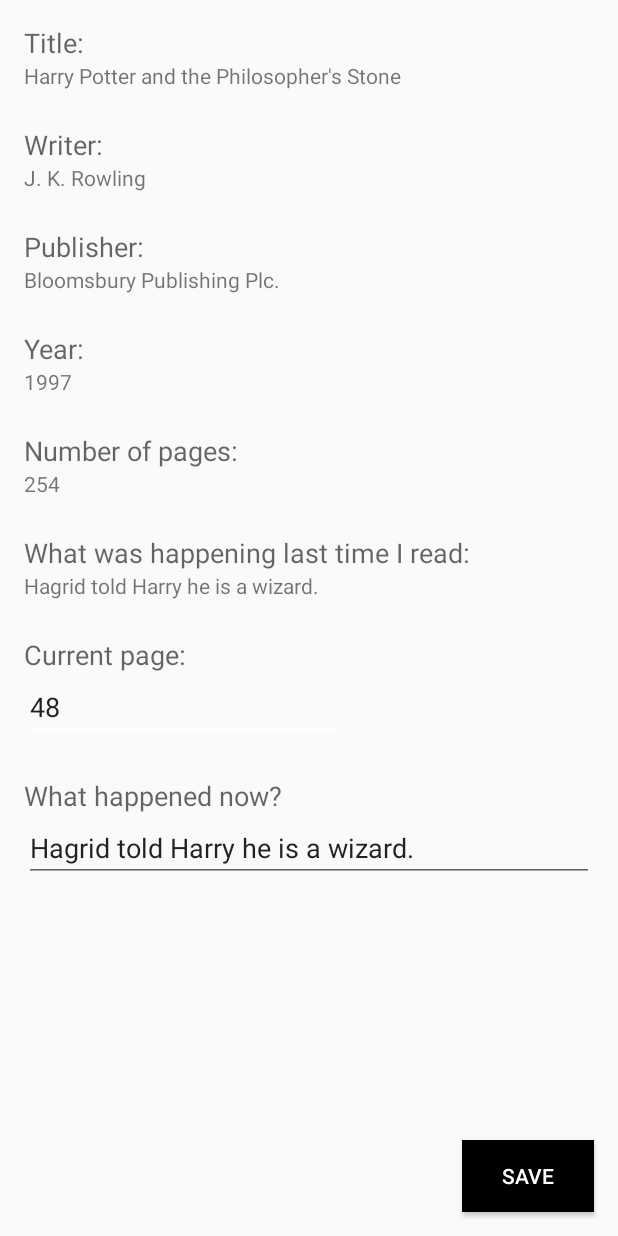
After one commit to carlostojal/MyBooks, an Android app: the layout activity_book_details.xml on its own in the app's theme, with its tools: preview values and no code run, on a phone screen of 412 x 824 dp. The commit adds this screen. Run offline under Robolectric (Android 15) with nearby library versions, the phone set to English and light mode, and no system bars.

Commit message:
Now a book overview is availale by clicking it on the list

```diff
--- a/app/src/main/java/com/carlostojal/mybooks/AddBook.java
+++ b/app/src/main/java/com/carlostojal/mybooks/AddBook.java
@@ -67,17 +67,19 @@
             try {
                 Toast.makeText(getActivity(),"Please wait...",Toast.LENGTH_SHORT).show();
                 OutputStreamWriter outputStreamWriter = new OutputStreamWriter(context.openFileOutput("books.csv",Context.MODE_APPEND));
-                outputStreamWriter.write(title);
+                outputStreamWriter.write(title); //title
                 outputStreamWriter.write("; ");
-                outputStreamWriter.write(writer);
+                outputStreamWriter.write(writer); //writer
                 outputStreamWriter.write("; ");
-                outputStreamWriter.write(publisher);
+                outputStreamWriter.write(publisher); //publisher
                 outputStreamWriter.write("; ");
-                outputStreamWriter.write(String.valueOf(year));
+                outputStreamWriter.write(String.valueOf(year)); //year
                 outputStreamWriter.write("; ");
-                outputStreamWriter.write(String.valueOf(0));
+                outputStreamWriter.write(String.valueOf(0)); //current page
                 outputStreamWriter.write("; ");
-                outputStreamWriter.write(String.valueOf(npages));
+                outputStreamWriter.write(String.valueOf(npages)); //number of pages
+                outputStreamWriter.write("; ");
+                outputStreamWriter.write("No information provided."); //what was happening
                 outputStreamWriter.write("\n");
                 outputStreamWriter.close();
                 Toast.makeText(getActivity(),"Book added successfully.",Toast.LENGTH_SHORT).show();
--- a/app/src/main/java/com/carlostojal/mybooks/Book.java
+++ b/app/src/main/java/com/carlostojal/mybooks/Book.java
@@ -15,14 +15,16 @@
     private int year;
     private int cpage; //current page
     private int npages; //number of pages
+    private String was_happening;
 
-    public Book(String title,String writer,String publisher,int year, int cpage, int npages) {
+    public Book(String title,String writer,String publisher,int year,int cpage,int npages,String was_happening) {
         this.title = title;
         this.writer = writer;
         this.publisher = publisher;
         this.year = year;
         this.cpage = cpage;
         this.npages = npages;
+        this.was_happening = was_happening;
     }
 
     public String getTitle() {
@@ -49,6 +51,10 @@
         return  npages;
     }
 
+    public String getWas_happening() {
+        return was_happening;
+    }
+
     public void setTitle(String title) {
         this.title = title;
     }
@@ -72,4 +78,8 @@
     public void setNpages(int npages) {
         this.npages = npages;
     }
+
+    public void setWas_happening(String was_happening) {
+        this.was_happening = was_happening;
+    }
 }
--- /dev/null
+++ b/app/src/main/java/com/carlostojal/mybooks/BookDetails.java
@@ -0,0 +1,62 @@
+package com.carlostojal.mybooks;
+
+//
+// Copyright (c) Carlos Tojal (carlostojal)
+// BookDetails.java
+// MyBooks
+// github.com/carlostojal/MyBooks
+//
+
+import androidx.appcompat.app.AppCompatActivity;
+
+import android.content.Intent;
+import android.os.Bundle;
+import android.widget.TextView;
+
+import java.util.ArrayList;
+
+public class BookDetails extends AppCompatActivity {
+
+    TextView title;
+    TextView writer;
+    TextView publisher;
+    TextView year;
+    TextView npages;
+    TextView was_happening;
+    TextView cpage;
+    TextView happened;
+
+
+    @Override
+    protected void onCreate(Bundle savedInstanceState) {
+        super.onCreate(savedInstanceState);
+        setContentView(R.layout.activity_book_details);
+
+        //gets intent extras to a Book object
+        Bundle extras = getIntent().getExtras();
+        Book old = new Book(extras.getString("Title"),extras.getString("Writer"),extras.getString("Publisher"),extras.getInt("Year"),extras.getInt("Cpage"),extras.getInt("Npages"),extras.getString("Was_happening"));
+
+        //sets activity title to the title of the book
+        setTitle("Overview - "+old.getTitle());
+
+        //sets fields data
+        title = (TextView) findViewById(R.id.title_value_details);
+        writer = (TextView) findViewById(R.id.writer_value_details);
+        publisher = (TextView) findViewById(R.id.publisher_value_details);
+        year = (TextView) findViewById(R.id.year_value_details);
+        npages = (TextView) findViewById(R.id.npages_value_details);
+        was_happening = (TextView) findViewById(R.id.was_happening_value_details);
+        cpage = (TextView) findViewById(R.id.cpage_value_details);
+        happened = (TextView) findViewById(R.id.happened_value_details);
+
+
+        title.setText(old.getTitle());
+        writer.setText(old.getWriter());
+        publisher.setText(old.getPublisher());
+        year.setText(String.valueOf(old.getYear()));
+        npages.setText(String.valueOf(old.getNpages()));
+        was_happening.setText(old.getWas_happening());
+        cpage.setText(String.valueOf(old.getCpage()));
+        happened.setText(old.getWas_happening());
+    }
+}
--- a/app/src/main/java/com/carlostojal/mybooks/Books.java
+++ b/app/src/main/java/com/carlostojal/mybooks/Books.java
@@ -7,10 +7,12 @@
 // github.com/carlostojal/MyBooks
 //
 
+import android.content.Intent;
 import android.os.Bundle;
 import android.view.LayoutInflater;
 import android.view.View;
 import android.view.ViewGroup;
+import android.widget.AdapterView;
 import android.widget.ArrayAdapter;
 import android.widget.ListView;
 import android.widget.Toast;
@@ -36,9 +38,27 @@
         View view = inflater.inflate(R.layout.fragment_books,container,false);
 
         bookList = view.findViewById(R.id.booklist);
-        ArrayList<Book> books = loadBooks();
+        final ArrayList<Book> books = loadBooks();
         ArrayAdapter bookAdapter = new BookAdapter(getContext(),books);
         bookList.setAdapter(bookAdapter);
+
+        //gets element click
+        bookList.setOnItemClickListener(new AdapterView.OnItemClickListener() {
+            @Override
+            public void onItemClick(AdapterView<?> adapterView, View view, int i, long l) {
+                Book selectedBook = (Book) adapterView.getItemAtPosition(i);
+                //open the book activity
+                Intent intent = new Intent(Books.this.getActivity(),BookDetails.class);
+                intent.putExtra("Title",selectedBook.getTitle());
+                intent.putExtra("Writer",selectedBook.getWriter());
+                intent.putExtra("Publisher",selectedBook.getPublisher());
+                intent.putExtra("Year",selectedBook.getYear());
+                intent.putExtra("Cpage",selectedBook.getCpage());
+                intent.putExtra("Npages",selectedBook.getNpages());
+                intent.putExtra("Was_happening",selectedBook.getWas_happening());
+                startActivity(intent);
+            }
+        });
 
         return view;
     }
@@ -54,9 +74,9 @@
             Book book;
             while((line = br.readLine()) != null) {
                 String[] splitStr=line.split("; ");
-                if(splitStr.length==6) {
+                if(splitStr.length==7) {
                     String title = splitStr[0];
-                    book = new Book(splitStr[0],splitStr[1],splitStr[2],Integer.parseInt(splitStr[3]),Integer.parseInt(splitStr[4]),Integer.parseInt(splitStr[5]));
+                    book = new Book(splitStr[0],splitStr[1],splitStr[2],Integer.parseInt(splitStr[3]),Integer.parseInt(splitStr[4]),Integer.parseInt(splitStr[5]),splitStr[6]);
                     books.add(book);
                     //Toast.makeText(getContext(),splitStr[0]+"\n"+splitStr[1],Toast.LENGTH_SHORT).show();
                 }
--- /dev/null
+++ b/app/src/main/res/layout/activity_book_details.xml
@@ -0,0 +1,201 @@
+<?xml version="1.0" encoding="utf-8"?>
+<androidx.constraintlayout.widget.ConstraintLayout xmlns:android="http://schemas.android.com/apk/res/android"
+    xmlns:app="http://schemas.android.com/apk/res-auto"
+    xmlns:tools="http://schemas.android.com/tools"
+    android:layout_width="match_parent"
+    android:layout_height="match_parent"
+    tools:context=".BookDetails">
+
+    <TextView
+        android:id="@+id/title_details"
+        android:layout_width="wrap_content"
+        android:layout_height="wrap_content"
+        android:layout_marginStart="16dp"
+        android:layout_marginTop="16dp"
+        android:text="@string/title"
+        android:textAppearance="@style/TextAppearance.AppCompat.Medium"
+        app:layout_constraintStart_toStartOf="parent"
+        app:layout_constraintTop_toTopOf="parent" />
+
+    <TextView
+        android:id="@+id/title_value_details"
+        android:layout_width="0dp"
+        android:layout_height="wrap_content"
+        android:layout_marginStart="16dp"
+        android:layout_marginEnd="16dp"
+        android:text="Harry Potter and the Philosopher's Stone"
+        app:layout_constraintEnd_toEndOf="parent"
+        app:layout_constraintStart_toStartOf="parent"
+        app:layout_constraintTop_toBottomOf="@+id/title_details" />
+
+    <TextView
+        android:id="@+id/writer_details"
+        android:layout_width="wrap_content"
+        android:layout_height="wrap_content"
+        android:layout_marginStart="16dp"
+        android:layout_marginTop="24dp"
+        android:text="@string/writer"
+        android:textAppearance="@style/TextAppearance.AppCompat.Medium"
+        app:layout_constraintStart_toStartOf="parent"
+        app:layout_constraintTop_toBottomOf="@+id/title_value_details" />
+
+    <TextView
+        android:id="@+id/writer_value_details"
+        android:layout_width="0dp"
+        android:layout_height="wrap_content"
+        android:layout_marginStart="16dp"
+        android:layout_marginEnd="16dp"
+        android:text="J. K. Rowling"
+        app:layout_constraintEnd_toEndOf="parent"
+        app:layout_constraintStart_toStartOf="parent"
+        app:layout_constraintTop_toBottomOf="@+id/writer_details" />
+
+    <TextView
+        android:id="@+id/publisher_details"
+        android:layout_width="wrap_content"
+        android:layout_height="wrap_content"
+        android:layout_marginStart="16dp"
+        android:layout_marginTop="24dp"
+        android:text="@string/publisher1"
+        android:textAppearance="@style/TextAppearance.AppCompat.Medium"
+        app:layout_constraintStart_toStartOf="parent"
+        app:layout_constraintTop_toBottomOf="@+id/writer_value_details" />
+
+    <TextView
+        android:id="@+id/publisher_value_details"
+        android:layout_width="0dp"
+        android:layout_height="wrap_content"
+        android:layout_marginStart="16dp"
+        android:layout_marginEnd="16dp"
+        android:text="Bloomsbury Publishing Plc."
+        app:layout_constraintEnd_toEndOf="parent"
+        app:layout_constraintStart_toStartOf="parent"
+        app:layout_constraintTop_toBottomOf="@+id/publisher_details" />
+
+    <TextView
+        android:id="@+id/year_details"
+        android:layout_width="wrap_content"
+        android:layout_height="wrap_content"
+        android:layout_marginStart="16dp"
+        android:layout_marginTop="24dp"
+        android:text="@string/year1"
+        android:textAppearance="@style/TextAppearance.AppCompat.Medium"
+        app:layout_constraintStart_toStartOf="parent"
+        app:layout_constraintTop_toBottomOf="@+id/publisher_value_details" />
+
+    <TextView
+        android:id="@+id/year_value_details"
+        android:layout_width="0dp"
+        android:layout_height="wrap_content"
+        android:layout_marginStart="16dp"
+        android:layout_marginEnd="16dp"
+        android:text="1997"
+        app:layout_constraintEnd_toEndOf="parent"
+        app:layout_constraintStart_toStartOf="parent"
+        app:layout_constraintTop_toBottomOf="@+id/year_details" />
+
+    <TextView
+        android:id="@+id/npages_details"
+        android:layout_width="wrap_content"
+        android:layout_height="wrap_content"
+        android:layout_marginStart="16dp"
+        android:layout_marginTop="24dp"
+        android:text="@string/npages"
+        android:textAppearance="@style/TextAppearance.AppCompat.Medium"
+        app:layout_constraintStart_toStartOf="parent"
+        app:layout_constraintTop_toBottomOf="@+id/year_value_details" />
+
+    <TextView
+        android:id="@+id/npages_value_details"
+        android:layout_width="wrap_content"
+        android:layout_height="wrap_content"
+        android:layout_marginStart="16dp"
+        android:text="254"
+        app:layout_constraintStart_toStartOf="parent"
+        app:layout_constraintTop_toBottomOf="@+id/npages_details" />
+
+    <TextView
+        android:id="@+id/was_happening_details"
+        android:layout_width="0dp"
+        android:layout_height="wrap_content"
+        android:layout_marginStart="16dp"
+        android:layout_marginTop="24dp"
+        android:layout_marginEnd="16dp"
+        android:text="@string/was_happening"
+        android:textAppearance="@style/TextAppearance.AppCompat.Medium"
+        app:layout_constraintEnd_toEndOf="parent"
+        app:layout_constraintStart_toStartOf="parent"
+        app:layout_constraintTop_toBottomOf="@+id/npages_value_details" />
+
+    <TextView
+        android:id="@+id/was_happening_value_details"
+        android:layout_width="0dp"
+        android:layout_height="wrap_content"
+        android:layout_marginStart="16dp"
+        android:layout_marginEnd="16dp"
+        android:text="Hagrid told Harry he is a wizard."
+        app:layout_constraintEnd_toEndOf="parent"
+        app:layout_constraintStart_toStartOf="parent"
+        app:layout_constraintTop_toBottomOf="@+id/was_happening_details" />
+
+    <TextView
+        android:id="@+id/cpage_details"
+        android:layout_width="wrap_content"
+        android:layout_height="wrap_content"
+        android:layout_marginStart="16dp"
+        android:layout_marginTop="24dp"
+        android:text="@string/cpage"
+        android:textAppearance="@style/TextAppearance.AppCompat.Medium"
+        app:layout_constraintStart_toStartOf="parent"
+        app:layout_constraintTop_toBottomOf="@+id/was_happening_value_details" />
+
+    <EditText
+        android:id="@+id/cpage_value_details"
+        android:layout_width="wrap_content"
+        android:layout_height="wrap_content"
+        android:layout_marginStart="16dp"
+        android:ems="10"
+        android:inputType="number"
+        android:text="48"
+        app:layout_constraintStart_toStartOf="parent"
+        app:layout_constraintTop_toBottomOf="@+id/cpage_details" />
+
+    <TextView
+        android:id="@+id/happened_details"
+        android:layout_width="0dp"
+        android:layout_height="wrap_content"
+        android:layout_marginStart="16dp"
+        android:layout_marginTop="24dp"
+        android:layout_marginEnd="16dp"
+        android:text="@string/happened"
+        android:textAppearance="@style/TextAppearance.AppCompat.Medium"
+        app:layout_constraintEnd_toEndOf="parent"
+        app:layout_constraintStart_toStartOf="parent"
+        app:layout_constraintTop_toBottomOf="@+id/cpage_value_details" />
+
+    <EditText
+        android:id="@+id/happened_value_details"
+        android:layout_width="0dp"
+        android:layout_height="wrap_content"
+        android:layout_marginStart="16dp"
+        android:layout_marginEnd="16dp"
+        android:ems="10"
+        android:inputType="textPersonName"
+        android:text="Hagrid told Harry he is a wizard."
+        app:layout_constraintEnd_toEndOf="parent"
+        app:layout_constraintStart_toStartOf="parent"
+        app:layout_constraintTop_toBottomOf="@+id/happened_details" />
+
+    <Button
+        android:id="@+id/save"
+        android:layout_width="wrap_content"
+        android:layout_height="wrap_content"
+        android:layout_marginEnd="16dp"
+        android:layout_marginBottom="16dp"
+        android:text="@string/save"
+        android:background="@color/colorPrimary"
+        android:textColor="@color/colorAccent"
+        app:layout_constraintBottom_toBottomOf="parent"
+        app:layout_constraintEnd_toEndOf="parent" />
+
+</androidx.constraintlayout.widget.ConstraintLayout>
--- a/app/src/main/res/values/strings.xml
+++ b/app/src/main/res/values/strings.xml
@@ -3,15 +3,20 @@
     <string name="tab_books">Books</string>
     <string name="tab_add_book">Add Book</string>
     <string name="tab_about">About</string>
-    <string name="welcome">Welcome</string>
     <string name="title">Title:</string>
     <string name="writer">Writer:</string>
     <string name="publisher">Publisher (optional):</string>
+    <string name="publisher1">Publisher: </string>
     <string name="year">Year (optional):</string>
+    <string name="year1">Year: </string>
+    <string name="cpage">Current page: </string>
     <string name="npages">Number of pages:</string>
+    <string name="was_happening">What was happening last time I read:</string>
+    <string name="happened">What happened now?</string>
+    <string name="save">Save</string>
     <string name="add_book">Add Book</string>
     <string name="version">Version 1.0</string>
-    <string name="version_date">Built on 25/06/2019</string>
+    <string name="version_date">Built on 26/06/2019</string>
     <string name="developer">Developed by Carlos Tojal (carlostojal)</string>
     <string name="repo">github.com/carlostojal/MyBooks</string>
 </resources>
```
Also changed, not shown: app/src/main/AndroidManifest.xml (+4 -3 lines).
